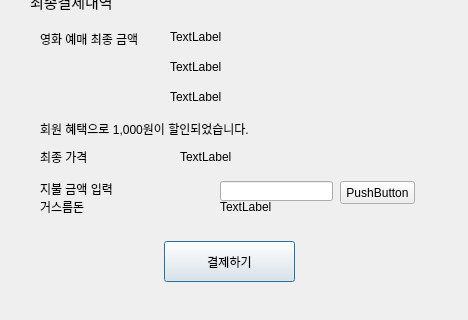
This is userpayment.ui in 2sseong/mini_project_2025-03 as Qt 5 draws it before an edit; both pictures show x 0 to 468 and y 279 to 599 of the 468 by 599 pixel window. The edited form follows.
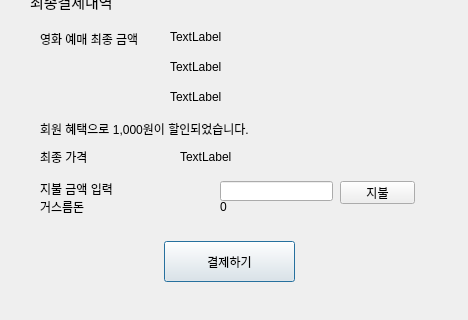
This is the edited form.

Diff of the .ui file:
```diff
--- a/userpayment.ui
+++ b/userpayment.ui
@@ -260,7 +260,7 @@
     </rect>
    </property>
    <property name="text">
-    <string>TextLabel</string>
+    <string>0</string>
    </property>
   </widget>
   <widget class="QLabel" name="label_2">
@@ -427,7 +427,7 @@
     </rect>
    </property>
    <property name="text">
-    <string>PushButton</string>
+    <string>지불</string>
    </property>
   </widget>
   <widget class="QPushButton" name="btn_poster">
```
Left out of the diff: 2 changed lines with no effect on the pictures.
